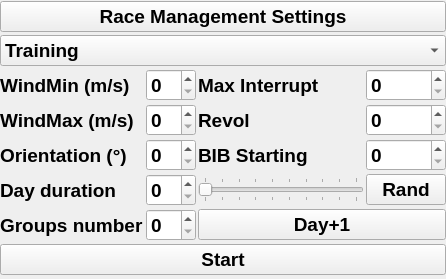
First picture: the form in F3FChrono/gui/WConfig.ui, repository jomarin38/F3FChrono, before the edit.
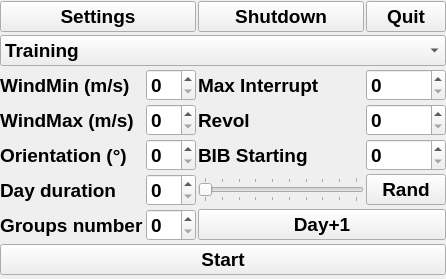
Second picture: the form after the edit.

Commit message: adding shutdown and quitApp button on config panel

What changed in the file:
```diff
--- a/F3FChrono/gui/WConfig.ui
+++ b/F3FChrono/gui/WConfig.ui
@@ -220,20 +220,6 @@
        </property>
       </widget>
      </item>
-     <item row="0" column="0" colspan="4">
-      <widget class="QPushButton" name="btn_settings">
-       <property name="font">
-        <font>
-         <pointsize>14</pointsize>
-         <weight>75</weight>
-         <bold>true</bold>
-        </font>
-       </property>
-       <property name="text">
-        <string>Race Management Settings</string>
-       </property>
-      </widget>
-     </item>
      <item row="5" column="0">
       <widget class="QLabel" name="dayduratiolabel">
        <property name="font">
@@ -337,6 +323,48 @@
        </property>
       </widget>
      </item>
+     <item row="0" column="0" colspan="2">
+      <widget class="QPushButton" name="btn_settings">
+       <property name="font">
+        <font>
+         <pointsize>14</pointsize>
+         <weight>75</weight>
+         <bold>true</bold>
+        </font>
+       </property>
+       <property name="text">
+        <string>Settings</string>
+       </property>
+      </widget>
+     </item>
+     <item row="0" column="3">
+      <widget class="QPushButton" name="closebtn">
+       <property name="font">
+        <font>
+         <pointsize>14</pointsize>
+         <weight>75</weight>
+         <bold>true</bold>
+        </font>
+       </property>
+       <property name="text">
+        <string>Quit</string>
+       </property>
+      </widget>
+     </item>
+     <item row="0" column="2">
+      <widget class="QPushButton" name="shutdownbtn">
+       <property name="font">
+        <font>
+         <pointsize>14</pointsize>
+         <weight>75</weight>
+         <bold>true</bold>
+        </font>
+       </property>
+       <property name="text">
+        <string>Shutdown</string>
+       </property>
+      </widget>
+     </item>
     </layout>
    </item>
   </layout>
```
The commit also changes 8 other files.
